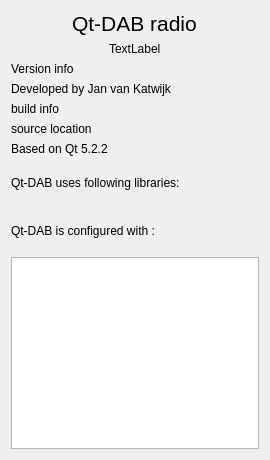
Above: qt-dab-6.9/support/aboutdialog.ui from JvanKatwijk/qt-dab before the change. Below: the same form after it.
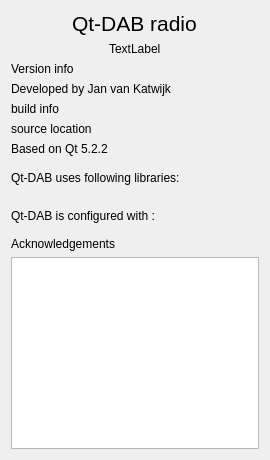
That is the form after the change.

The edit to the form file:
```diff
--- a/qt-dab-6.9/support/aboutdialog.ui
+++ b/qt-dab-6.9/support/aboutdialog.ui
@@ -102,6 +102,13 @@
        </property>
       </widget>
      </item>
+     <item>
+      <widget class="QLabel" name="acknowledgementsLabel">
+       <property name="text">
+        <string>Acknowledgements</string>
+       </property>
+      </widget>
+     </item>
      <item>
       <widget class="QTextEdit" name="disclaimer"/>
      </item>
```
Left out of the diff: 4 changed lines with no effect on the pictures.
